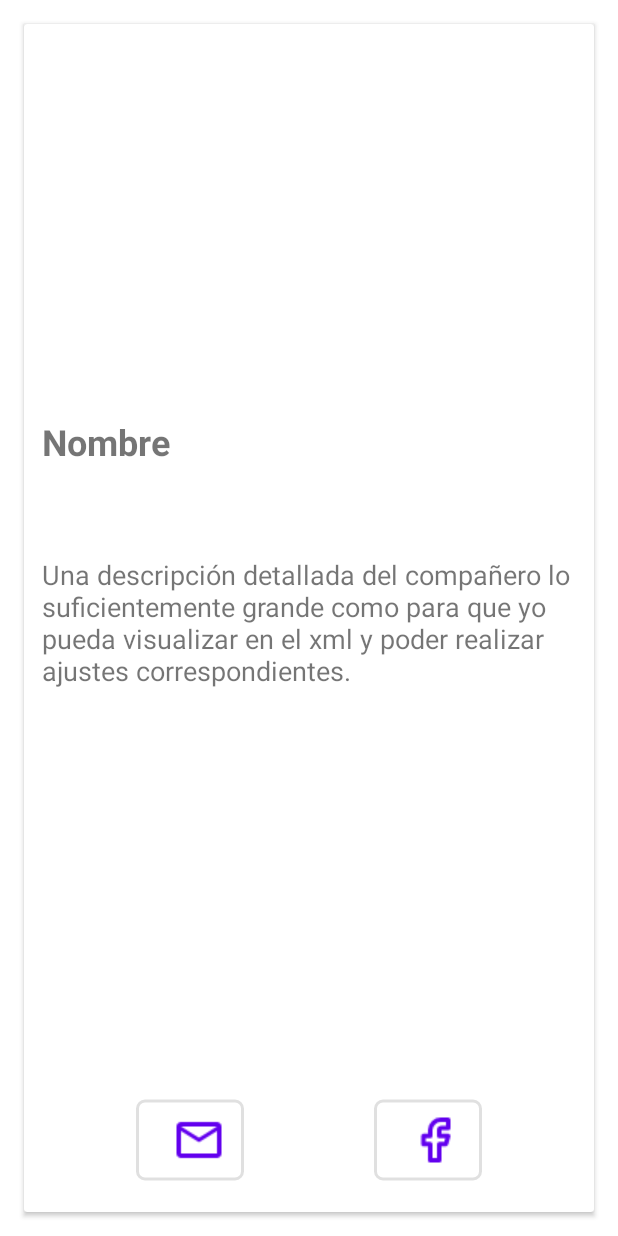
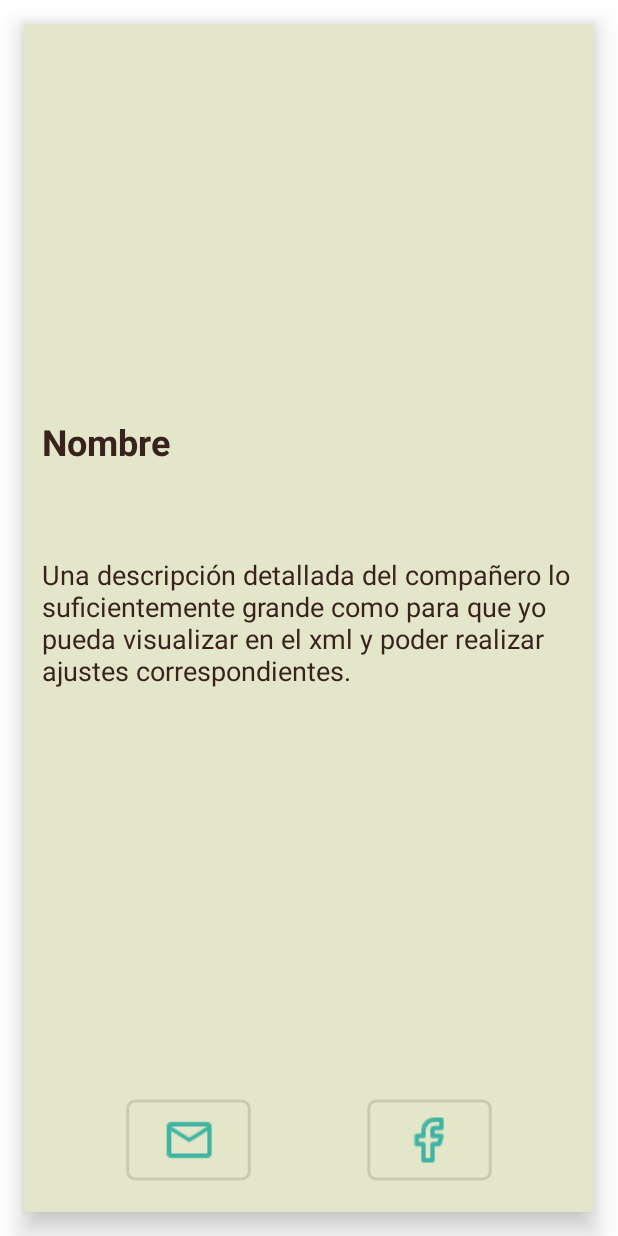
Before and after one commit to gamaerry/Jovenes-a-la-42-muestra-nacional-de-teatro, an Android app: the layout fragment_detalles_profesionales.xml on its own in the app's theme, with its tools: preview values and no code run, on a phone screen of 412 x 824 dp. Run offline under Robolectric (Android 15) with nearby library versions, the phone set to English and light mode, and no system bars.

Commit message:
implementado el tema de la 42mnt

```diff
--- a/app/src/main/res/layout-land/fragment_detalles_profesionales.xml
+++ b/app/src/main/res/layout-land/fragment_detalles_profesionales.xml
@@ -1,10 +1,11 @@
 <?xml version="1.0" encoding="utf-8"?>
 <androidx.cardview.widget.CardView xmlns:android="http://schemas.android.com/apk/res/android"
     xmlns:app="http://schemas.android.com/apk/res-auto"
-    xmlns:tools="http://schemas.android.com/tools"
     android:layout_width="match_parent"
     android:layout_height="match_parent"
-    android:layout_margin="16dp">
+    android:layout_margin="16dp"
+    android:backgroundTint="?attr/colorOnPrimary"
+    app:cardElevation="10dp">
 
     <androidx.constraintlayout.widget.ConstraintLayout
         android:layout_width="match_parent"
@@ -19,6 +20,7 @@
             android:ellipsize="end"
             android:maxLines="2"
             android:text="@string/nombre"
+            android:textColor="?attr/colorSecondaryVariant"
             android:textSize="24sp"
             android:textStyle="bold"
             app:layout_constraintEnd_toEndOf="parent"
@@ -44,6 +46,7 @@
             android:layout_marginHorizontal="12dp"
             android:layout_marginVertical="6dp"
             android:text="@string/descripcion"
+            android:textColor="?attr/colorSecondaryVariant"
             android:textSize="18sp"
             app:layout_constraintEnd_toEndOf="parent"
             app:layout_constraintHorizontal_bias="0.5"
@@ -53,7 +56,7 @@
         <Button
             android:id="@+id/textButton"
             style="@style/Widget.MaterialComponents.Button.OutlinedButton"
-            android:layout_width="48dp"
+            android:layout_width="55dp"
             android:layout_height="wrap_content"
             android:layout_margin="24dp"
             android:scaleX="1.5"
@@ -67,9 +70,10 @@
         <Button
             android:id="@+id/textButton2"
             style="@style/Widget.MaterialComponents.Button.OutlinedButton"
-            android:layout_width="48dp"
+            android:layout_width="55dp"
             android:layout_height="wrap_content"
             android:layout_margin="24dp"
+            android:gravity="start"
             android:scaleX="1.5"
             android:scaleY="1.5"
             app:icon="@drawable/ic_face"
--- a/app/src/main/res/layout/activity_main.xml
+++ b/app/src/main/res/layout/activity_main.xml
@@ -10,6 +10,7 @@
         android:id="@+id/contenedorPrincipal"
         android:layout_width="0dp"
         android:layout_height="0dp"
+        android:background="?attr/colorOnPrimary"
         app:layout_constraintBottom_toTopOf="@+id/navegacion"
         app:layout_constraintEnd_toEndOf="parent"
         app:layout_constraintHorizontal_bias="0.5"
@@ -20,10 +21,11 @@
         android:id="@+id/navegacion"
         android:layout_width="match_parent"
         android:layout_height="wrap_content"
+        android:background="?attr/colorOnPrimary"
         app:layout_constraintBottom_toBottomOf="parent"
         app:layout_constraintEnd_toEndOf="parent"
         app:layout_constraintHorizontal_bias="0.5"
         app:layout_constraintStart_toStartOf="parent"
-        app:menu="@menu/menu_navegacion"/>
+        app:menu="@menu/menu_navegacion" />
 
 </androidx.constraintlayout.widget.ConstraintLayout>
--- a/app/src/main/res/layout/fragment_detalles_profesionales.xml
+++ b/app/src/main/res/layout/fragment_detalles_profesionales.xml
@@ -4,7 +4,9 @@
     xmlns:tools="http://schemas.android.com/tools"
     android:layout_width="match_parent"
     android:layout_height="match_parent"
-    android:layout_margin="16dp">
+    android:layout_margin="16dp"
+    android:backgroundTint="?attr/colorOnPrimary"
+    app:cardElevation="10dp">
 
     <androidx.constraintlayout.widget.ConstraintLayout
         android:layout_width="match_parent"
@@ -30,6 +32,7 @@
             android:ellipsize="end"
             android:maxLines="2"
             android:text="@string/nombre"
+            android:textColor="?attr/colorSecondaryVariant"
             android:textSize="24sp"
             android:textStyle="bold"
             app:layout_constraintEnd_toEndOf="parent"
@@ -55,6 +58,7 @@
             android:layout_marginHorizontal="12dp"
             android:layout_marginVertical="6dp"
             android:text="@string/descripcion"
+            android:textColor="?attr/colorSecondaryVariant"
             android:textSize="18sp"
             app:layout_constraintEnd_toEndOf="parent"
             app:layout_constraintHorizontal_bias="0.5"
@@ -64,7 +68,7 @@
         <Button
             android:id="@+id/textButton"
             style="@style/Widget.MaterialComponents.Button.OutlinedButton"
-            android:layout_width="48dp"
+            android:layout_width="55dp"
             android:layout_height="wrap_content"
             android:layout_margin="24dp"
             android:scaleX="1.5"
@@ -78,7 +82,7 @@
         <Button
             android:id="@+id/textButton2"
             style="@style/Widget.MaterialComponents.Button.OutlinedButton"
-            android:layout_width="48dp"
+            android:layout_width="55dp"
             android:layout_height="wrap_content"
             android:layout_margin="24dp"
             android:scaleX="1.5"
--- a/app/src/main/res/layout/fragment_lista_profesionales.xml
+++ b/app/src/main/res/layout/fragment_lista_profesionales.xml
@@ -6,6 +6,7 @@
     <androidx.recyclerview.widget.RecyclerView
         android:id="@+id/miRecyclerView"
         android:layout_width="match_parent"
-        android:layout_height="match_parent" />
+        android:layout_height="match_parent"
+        android:background="?attr/colorOnPrimary" />
 
 </FrameLayout>
--- a/app/src/main/res/layout/item_especialidad.xml
+++ b/app/src/main/res/layout/item_especialidad.xml
@@ -7,6 +7,7 @@
     android:layout_width="wrap_content"
     android:layout_height="wrap_content"
     android:layout_margin="6dp"
+    android:backgroundTint="?attr/colorOnPrimary"
     android:text="@string/especialidad"
     android:textSize="18sp"
     app:layout_constraintHorizontal_chainStyle="packed"
--- a/app/src/main/res/menu/menu_navegacion.xml
+++ b/app/src/main/res/menu/menu_navegacion.xml
@@ -1,8 +1,8 @@
 <?xml version="1.0" encoding="utf-8"?>
 <menu xmlns:android="http://schemas.android.com/apk/res/android">
     <item
-        android:id="@+id/basicos"
-        android:title="Home"
+        android:id="@+id/inicio"
+        android:title="Inicio"
         android:icon="@drawable/ic_home"/>
     <item
         android:id="@+id/favoritos"
--- a/app/src/main/res/values-night/themes.xml
+++ b/app/src/main/res/values-night/themes.xml
@@ -2,15 +2,20 @@
     <!-- Base application theme. -->
     <style name="Theme.JovenesALa42MuestraNacionalDeTeatro" parent="Theme.MaterialComponents.DayNight.NoActionBar">
         <!-- Primary brand color. -->
-        <item name="colorPrimary">@color/purple_200</item>
-        <item name="colorPrimaryVariant">@color/purple_700</item>
-        <item name="colorOnPrimary">@color/black</item>
+        <item name="colorPrimary">@color/verde_200</item>
+        <item name="colorPrimaryVariant">@color/verde_700</item>
+        <item name="colorOnPrimary">@color/cafe_700</item>
         <!-- Secondary brand color. -->
-        <item name="colorSecondary">@color/teal_200</item>
-        <item name="colorSecondaryVariant">@color/teal_200</item>
-        <item name="colorOnSecondary">@color/black</item>
+        <item name="colorSecondary">@color/cafe_200</item>
+        <item name="colorSecondaryVariant">@color/cafe_200</item>
+        <item name="colorOnSecondary">@color/cafe_700</item>
         <!-- Status bar color. -->
         <item name="android:statusBarColor">?attr/colorPrimaryVariant</item>
         <!-- Customize your theme here. -->
     </style>
+
+    <style name="SelectableItemBackground">
+        <item name="colorControlHighlight">?attr/colorPrimary</item>
+        <item name="android:backgroundTint">?attr/colorOnPrimary</item>
+    </style>
 </resources>
--- a/app/src/main/res/values/colors.xml
+++ b/app/src/main/res/values/colors.xml
@@ -1,10 +1,10 @@
 <?xml version="1.0" encoding="utf-8"?>
 <resources>
-    <color name="purple_200">#FFBB86FC</color>
-    <color name="purple_500">#FF6200EE</color>
-    <color name="purple_700">#FF3700B3</color>
-    <color name="teal_200">#FF03DAC5</color>
-    <color name="teal_700">#FF018786</color>
+    <color name="verde_200">#69ccb1</color>
+    <color name="verde_500">#40b3a3</color>
+    <color name="verde_700">#24867e</color>
+    <color name="cafe_200">#e3e6c8</color>
+    <color name="cafe_700">#39211d</color>
     <color name="black">#FF000000</color>
     <color name="white">#FFFFFFFF</color>
 </resources>
--- a/app/src/main/res/values/themes.xml
+++ b/app/src/main/res/values/themes.xml
@@ -2,15 +2,20 @@
     <!-- Base application theme. -->
     <style name="Theme.JovenesALa42MuestraNacionalDeTeatro" parent="Theme.MaterialComponents.DayNight.NoActionBar">
         <!-- Primary brand color. -->
-        <item name="colorPrimary">@color/purple_500</item>
-        <item name="colorPrimaryVariant">@color/purple_700</item>
-        <item name="colorOnPrimary">@color/white</item>
+        <item name="colorPrimary">@color/verde_500</item>
+        <item name="colorPrimaryVariant">@color/verde_700</item>
+        <item name="colorOnPrimary">@color/cafe_200</item>
         <!-- Secondary brand color. -->
-        <item name="colorSecondary">@color/teal_200</item>
-        <item name="colorSecondaryVariant">@color/teal_700</item>
-        <item name="colorOnSecondary">@color/black</item>
+        <item name="colorSecondary">@color/cafe_200</item>
+        <item name="colorSecondaryVariant">@color/cafe_700</item>
+        <item name="colorOnSecondary">@color/cafe_700</item>
         <!-- Status bar color. -->
         <item name="android:statusBarColor">?attr/colorPrimaryVariant</item>
         <!-- Customize your theme here. -->
     </style>
+
+    <style name="SelectableItemBackground">
+        <item name="colorControlHighlight">?attr/colorPrimary</item>
+        <item name="android:backgroundTint">?attr/colorOnPrimary</item>
+    </style>
 </resources>
```
Also changed, not shown: app/src/main/res/layout/item_companero.xml (+6 -3 lines).
